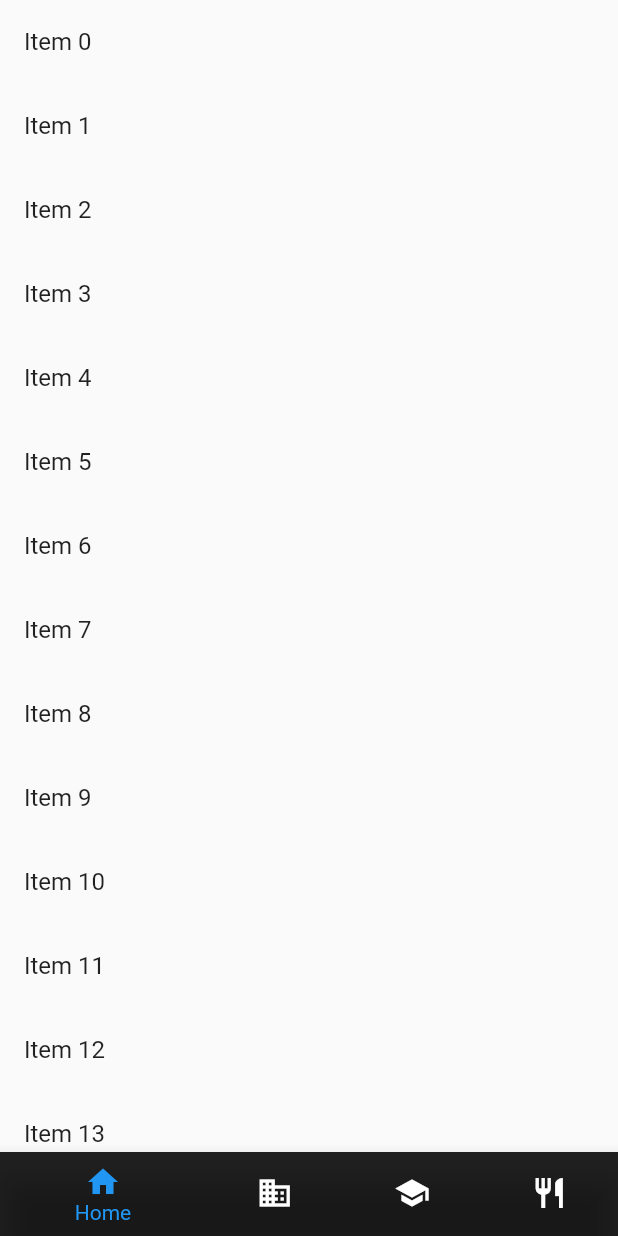
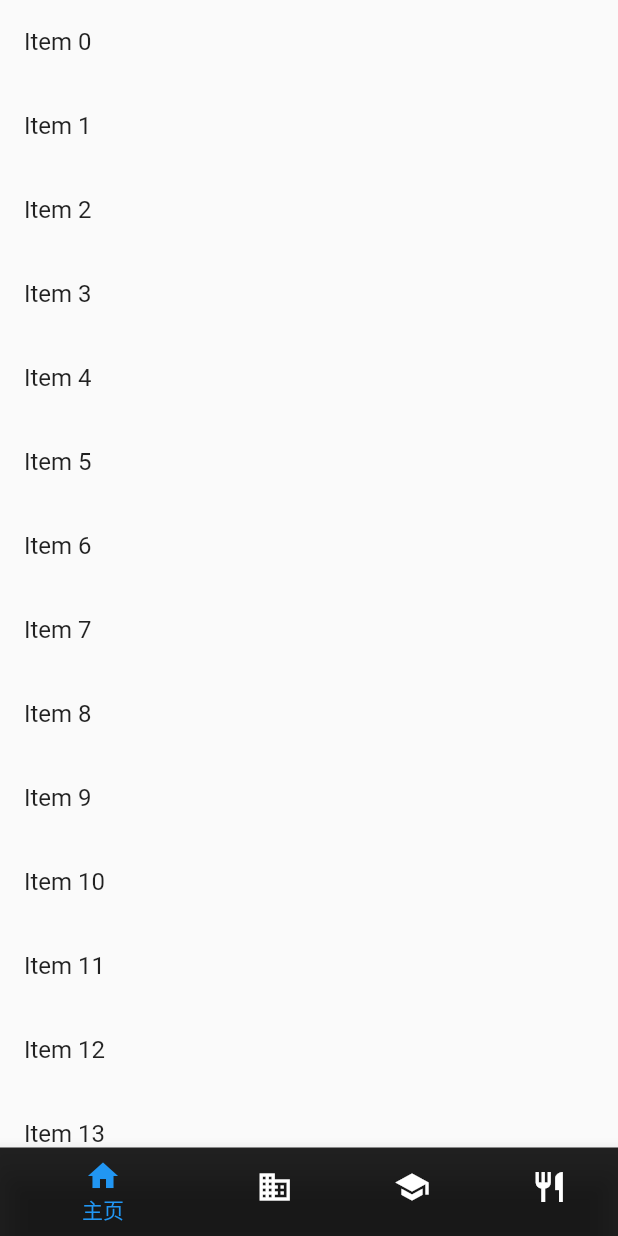
Before and after one commit to itachsheep/BookShelf-Flutter, a Flutter app: the screen it shows after launch, on a phone screen of 412 x 824 dp. Run offline on Flutter 3.47's test engine with Material 2 defaults, Android fonts, the phone set to English and light mode, and no system bars.

```diff
--- a/lib/main.dart
+++ b/lib/main.dart
@@ -65,19 +65,23 @@ class _MyHomePageState extends State<MyHomePage> {
         BottomNavigationBarItem(
             backgroundColor: Colors.black87,
             icon: Icon(Icons.home),
-            title: Text('Home')),
+            title: Text('主页')
+        ),
         BottomNavigationBarItem(
             backgroundColor: Colors.black87,
             icon: Icon(Icons.business),
-            title: Text('Business')),
+            title: Text('搜索')
+        ),
         BottomNavigationBarItem(
             backgroundColor: Colors.black87,
             icon: Icon(Icons.school),
-            title: Text('School')),
+            title: Text('订阅')
+        ),
         BottomNavigationBarItem(
             backgroundColor: Colors.black87,
             icon: Icon(Icons.restaurant),
-            title: Text('Restaurant')),
+            title: Text('我')
+        ),
       ],
       currentIndex: currentPosition,
       backgroundColor: Colors.black87,
```
Also changed, not shown: 1 other file.
